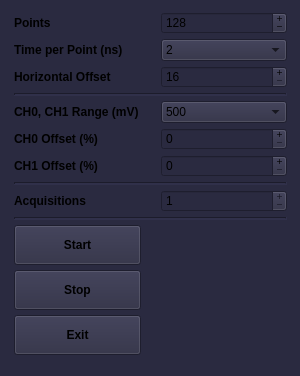
Before: the Qt Designer form atomize/control_center/gui/dig_main_window.ui in Anatoly1010/Atomize_NIOCH, drawn with Qt 5.
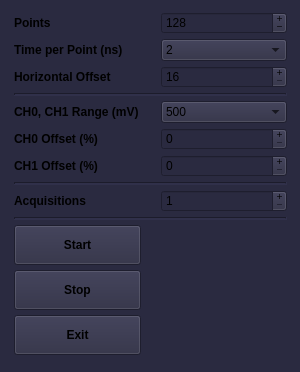
After: the same form once the commit is applied.

```diff
--- a/atomize/control_center/gui/dig_main_window.ui
+++ b/atomize/control_center/gui/dig_main_window.ui
@@ -7,7 +7,7 @@
     <x>0</x>
     <y>0</y>
     <width>300</width>
-    <height>376</height>
+    <height>372</height>
    </rect>
   </property>
   <property name="sizePolicy">
@@ -19,13 +19,13 @@
   <property name="minimumSize">
    <size>
     <width>300</width>
-    <height>376</height>
+    <height>372</height>
    </size>
   </property>
   <property name="maximumSize">
    <size>
     <width>300</width>
-    <height>376</height>
+    <height>372</height>
    </size>
   </property>
   <property name="sizeIncrement">
@@ -56,13 +56,13 @@
    <property name="minimumSize">
     <size>
      <width>300</width>
-     <height>376</height>
+     <height>372</height>
     </size>
    </property>
    <property name="maximumSize">
     <size>
      <width>300</width>
-     <height>376</height>
+     <height>372</height>
     </size>
    </property>
    <layout class="QHBoxLayout" name="horizontalLayout">
@@ -376,7 +376,7 @@
          <number>1</number>
         </property>
         <property name="maximum">
-         <number>1</number>
+         <number>5000</number>
         </property>
         <property name="stepType">
          <enum>QAbstractSpinBox::DefaultStepType</enum>
```
